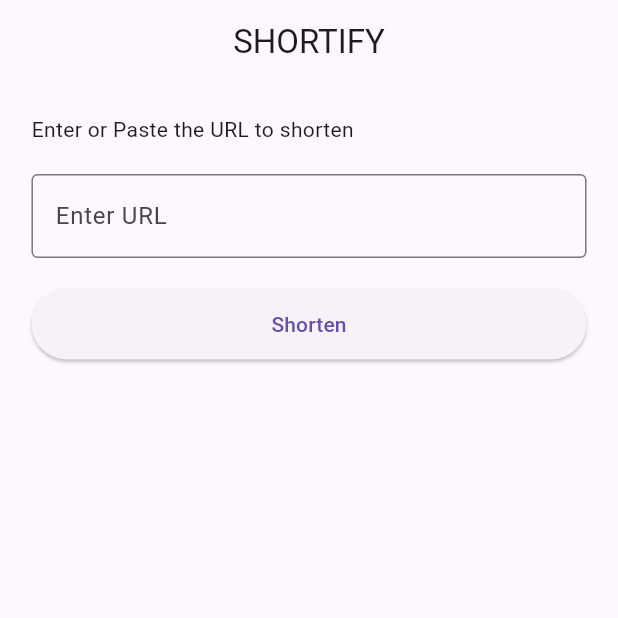
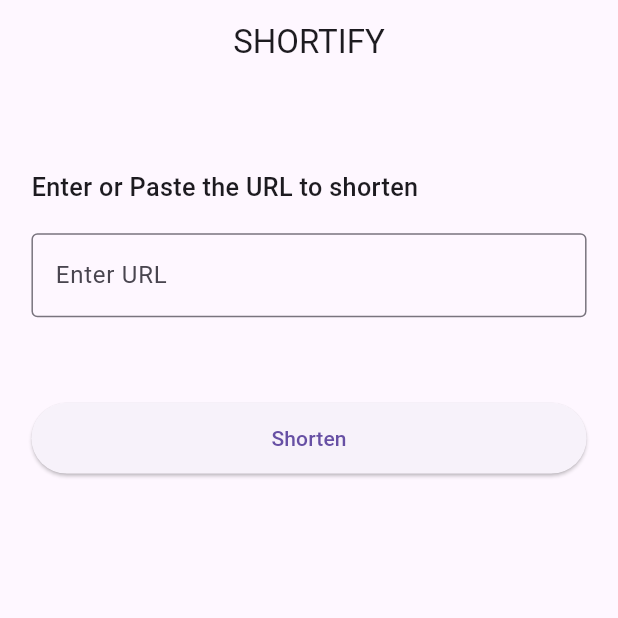
Before and after one commit to bishal-rumba007/url_shortner_app, a Flutter app: the screen it shows after launch, on a phone screen of 412 x 824 dp, the top half of it. Run offline on Flutter 3.47's test engine with Material 3 defaults, Android fonts, the light colour scheme and no system bars; our stand-ins replace dio, flutter_riverpod, flutter_screenutil, qr_flutter, share_plus.

Commit message:
complete feature

```diff
--- /dev/null
+++ b/lib/core/api/env.dart
@@ -0,0 +1,2 @@
+const String apiKey = 'bcefcd7626mshd57730c4c5ae464p10c0a8jsn90a2e1d0cb78';
+const String host = 'url-shortener-service.p.rapidapi.com';
--- a/lib/src/main/presentation/main_screen.dart
+++ b/lib/src/main/presentation/main_screen.dart
@@ -1,8 +1,5 @@
 import 'package:flutter/material.dart';
-import 'package:flutter_riverpod/flutter_riverpod.dart';
 import 'package:flutter_screenutil/flutter_screenutil.dart';
-import 'package:vrit_app/src/main/data/url_repository_impl.dart';
-import 'package:vrit_app/src/main/presentation/provider/short_url_provider.dart';
 import 'package:vrit_app/src/main/presentation/short_url_screen.dart';
 
 class MainScreen extends StatefulWidget {
@@ -40,11 +37,15 @@ class _MainScreenState extends State<MainScreen> {
             child: Column(
               crossAxisAlignment: CrossAxisAlignment.start,
               children: [
-                const SizedBox(height: 20),
-                const Text(
+                SizedBox(height: 60.h),
+                Text(
                   'Enter or Paste the URL to shorten',
+                  style: TextStyle(
+                    fontSize: 16.sp,
+                    fontWeight: FontWeight.w500,
+                  ),
                 ),
-                const SizedBox(height: 20),
+                SizedBox(height: 20.h),
                 TextFormField(
                   validator: (value) {
                     if (value == null || value.isEmpty) {
@@ -69,7 +70,7 @@ class _MainScreenState extends State<MainScreen> {
                         : null,
                   ),
                 ),
-                const SizedBox(height: 20),
+                SizedBox(height: 60.h),
                 ElevatedButton(
                   onPressed: () async {
                     if (formKey.currentState!.validate()) {
--- a/lib/src/main/presentation/short_url_screen.dart
+++ b/lib/src/main/presentation/short_url_screen.dart
@@ -72,9 +72,8 @@ class ShortUrlScreen extends ConsumerWidget {
                             context,
                             Icons.share_outlined,
                             "Share",
-                                () async{
-                              final shareData = "Check out this link: $data";
-                              await Share.share(shareData);
+                                () {
+                              Share.share(data);
                             },
                           ),
                         ),
```
